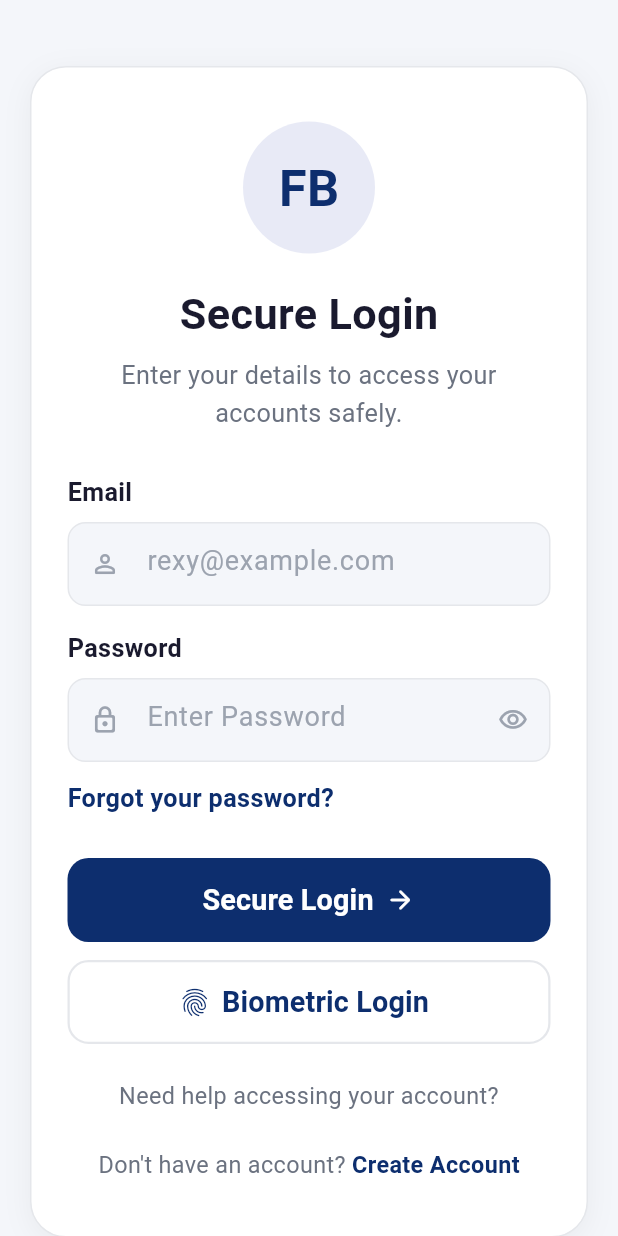
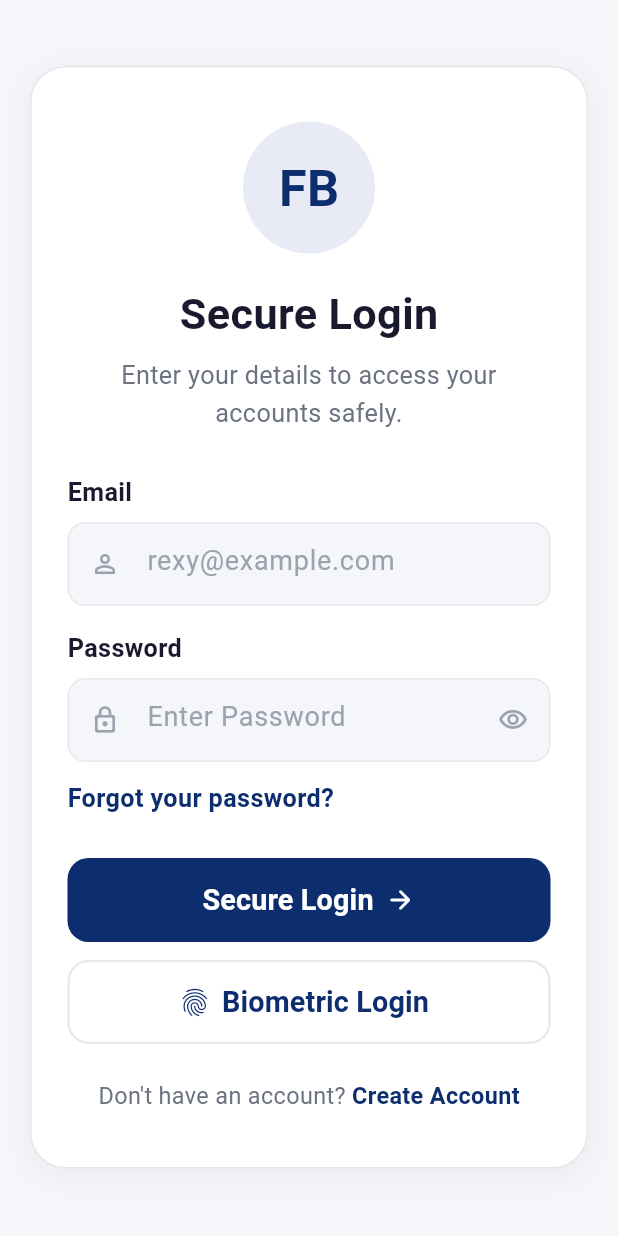
Before and after one commit to kurrobb/FP_IMK, a Flutter app: the screen it shows after launch, on a phone screen of 412 x 824 dp. Run offline on Flutter 3.47's test engine with Material 3 defaults, Android fonts, the phone set to English and light mode, and no system bars; our stand-ins replace shared_preferences.

Commit message:
ilangin 'Need help accessing your account?' di login

```diff
--- a/lib/screens/login_screen.dart
+++ b/lib/screens/login_screen.dart
@@ -256,16 +256,6 @@ class _LoginScreenState extends State<LoginScreen> {
                     ),
                     const SizedBox(height: 24),
 
-                    const Text(
-                      'Need help accessing your account?',
-                      textAlign: TextAlign.center,
-                      style: TextStyle(
-                        fontSize: 13,
-                        color: AppColors.textSecondary,
-                      ),
-                    ),
-                    const SizedBox(height: 24),
-
                     // Create Account link
                     Row(
                       mainAxisAlignment: MainAxisAlignment.center,
```
